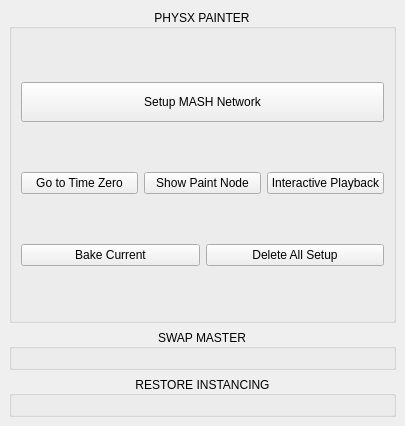
This is src/gui/app/setDressMaster/ui.ui in mushogenshin/mk_dcc as Qt 5 draws it before an edit. The edited form follows.
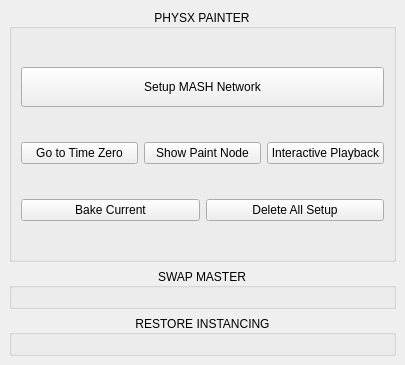
This is the edited form.

What changed in the file:
```diff
--- a/src/gui/app/setDressMaster/ui.ui
+++ b/src/gui/app/setDressMaster/ui.ui
@@ -7,7 +7,7 @@
     <x>0</x>
     <y>0</y>
     <width>405</width>
-    <height>426</height>
+    <height>365</height>
    </rect>
   </property>
   <property name="windowTitle">
@@ -100,6 +100,9 @@
     </item>
     <item>
      <widget class="QGroupBox" name="swap_master_group_box">
+      <property name="enabled">
+       <bool>true</bool>
+      </property>
       <property name="sizePolicy">
        <sizepolicy hsizetype="Preferred" vsizetype="Fixed">
         <horstretch>0</horstretch>
```
Left out of the diff: 2 changed lines with no effect on the pictures.
